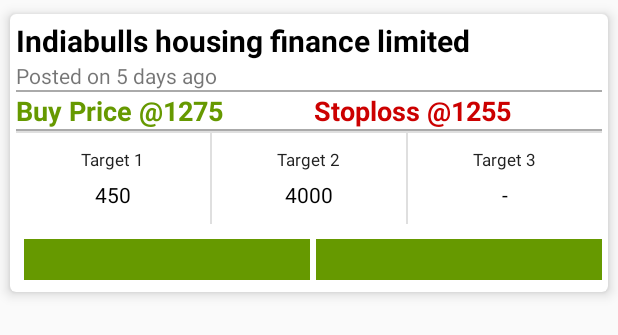
After one commit to pratik822/MarketWatch, an Android app: the layout item_lists.xml on its own in the app's theme, with its tools: preview values and no code run, on a phone screen of 412 x 824 dp. The commit adds this screen. Shown: the top 335 px of the screen. Run offline under Robolectric (Android 15) with nearby library versions, the phone set to English and light mode, and no system bars.

Commit message:
layout changes and adapter added

```diff
--- a/app/src/main/java/marketwatch/com/app/marketwatch/Adapter.java
+++ b/app/src/main/java/marketwatch/com/app/marketwatch/Adapter.java
@@ -1,10 +1,12 @@
 package marketwatch.com.app.marketwatch;
 
 import android.content.Context;
+import android.support.v4.content.ContextCompat;
 import android.support.v7.widget.RecyclerView;
 import android.view.LayoutInflater;
 import android.view.View;
 import android.view.ViewGroup;
+import android.widget.TextView;
 
 import java.util.List;
 
@@ -14,36 +16,87 @@ import java.util.List;
 
 public class Adapter extends RecyclerView.Adapter<Adapter.Viewholder> {
     Context myctx;
-    List<NewsData>mydata;
+    List<NewsData> mydata;
 
-    public Adapter(Context ctx, List<NewsData>data){
-        this.myctx=ctx;
-        this.mydata=data;
+    public Adapter(Context ctx, List<NewsData> data) {
+        this.myctx = ctx;
+        this.mydata = data;
     }
 
     @Override
     public Viewholder onCreateViewHolder(ViewGroup parent, int viewType) {
-        View view= LayoutInflater.from(parent.getContext()).inflate(R.layout.item_list,null);
+        View view = LayoutInflater.from(parent.getContext()).inflate(R.layout.item_lists, null);
         return new Viewholder(view);
     }
 
     @Override
     public void onBindViewHolder(Viewholder holder, int position) {
 
+
+            holder.tv_stockname.setText(mydata.get(position).getStorename());
+            holder.tv_posteddate.setText(mydata.get(position).getCreate_date());
+            holder.tv_buyprice.setText("BUY @" + mydata.get(position).getBuyprice());
+            if (mydata.get(position).getStoploss().isEmpty()) {
+                holder.tv_stoploss.setText("STOPLOSS " + "-");
+            } else {
+                holder.tv_stoploss.setText("STOPLOSS " + mydata.get(position).getStoploss());
+            }
+
+            if(mydata.get(position).getTarget1().isEmpty()){
+                holder.tv_target_one.setText("-");
+            }else{
+                holder.tv_target_one.setText("@" + mydata.get(position).getTarget1());
+            }
+
+        if(mydata.get(position).getTarget2().isEmpty()){
+            holder.tv_target_two.setText("-");
+        }else{
+            holder.tv_target_two.setText("@" + mydata.get(position).getTarget2());
+        }
+
+        if(mydata.get(position).getTarget3().isEmpty()){
+            holder.tv_target_three.setText("-");
+        }else{
+            holder.tv_target_three.setText("@" + mydata.get(position).getTarget3());
+        }
+
+
+            if (mydata.get(position).getType().equalsIgnoreCase("buy")) {
+                holder.tv_type.setText("BUY CALL");
+            }
+            holder.tv_duration.setText(mydata.get(position).getDuration());
+            if (mydata.get(position).getDuration().contains("Hit")) {
+                holder.tv_duration.setBackgroundColor(ContextCompat.getColor(myctx, android.R.color.holo_red_dark));
+            } else {
+                holder.tv_duration.setBackgroundColor(ContextCompat.getColor(myctx, android.R.color.holo_green_dark));
+            }
+
+
+
     }
 
     @Override
     public int getItemCount() {
-        return 8;
+        return mydata.size();
     }
 
-    class  Viewholder extends RecyclerView.ViewHolder{
+    class Viewholder extends RecyclerView.ViewHolder {
+        TextView tv_stockname, tv_posteddate, tv_buyprice, tv_stoploss, tv_target_one, tv_target_two, tv_target_three, tv_type, tv_duration;
 
         public Viewholder(View itemView) {
             super(itemView);
+            tv_stockname = (TextView) itemView.findViewById(R.id.tv_stockname);
+            tv_posteddate = (TextView) itemView.findViewById(R.id.tv_posteddate);
+            tv_buyprice = (TextView) itemView.findViewById(R.id.tv_buyprice);
+            tv_stoploss = (TextView) itemView.findViewById(R.id.tv_stoploss);
+            tv_target_one = (TextView) itemView.findViewById(R.id.tv_target_one);
+            tv_target_two = (TextView) itemView.findViewById(R.id.tv_target_two);
+            tv_target_three = (TextView) itemView.findViewById(R.id.tv_target_three);
+            tv_type = (TextView) itemView.findViewById(R.id.tv_call);
+            tv_duration = (TextView) itemView.findViewById(R.id.tv_status);
+
         }
     }
 
 
-
 }
--- a/app/src/main/java/marketwatch/com/app/marketwatch/MainActivity.java
+++ b/app/src/main/java/marketwatch/com/app/marketwatch/MainActivity.java
@@ -2,6 +2,7 @@ package marketwatch.com.app.marketwatch;
 
 import android.support.v7.app.AppCompatActivity;
 import android.os.Bundle;
+import android.support.v7.widget.DefaultItemAnimator;
 import android.support.v7.widget.LinearLayoutManager;
 import android.support.v7.widget.RecyclerView;
 import android.util.Log;
@@ -18,6 +19,7 @@ import retrofit.Retrofit;
 public class MainActivity extends AppCompatActivity {
     private RecyclerView recycleview;
     List<NewsData>datalist=new ArrayList<>();
+    List<NewsData>finaldatalist=new ArrayList<>();
     LinearLayoutManager mLayoutManager;
 
     @Override
@@ -25,11 +27,10 @@ public class MainActivity extends AppCompatActivity {
         super.onCreate(savedInstanceState);
         setContentView(R.layout.activity_main);
         recycleview=(RecyclerView)findViewById(R.id.recycleview);
-        recycleview.setHasFixedSize(true);
         mLayoutManager = new LinearLayoutManager(this);
         recycleview.setLayoutManager(mLayoutManager);
-        Adapter adapter=new Adapter(MainActivity.this,datalist);
-        recycleview.setAdapter(adapter);
+        recycleview.setItemAnimator(new DefaultItemAnimator());
+
        RetrofitService service=RetrofitClient.getApiService();
 
 
@@ -37,11 +38,23 @@ public class MainActivity extends AppCompatActivity {
             @Override
             public void onResponse(Response<List<NewsData>> response, Retrofit retrofit) {
                 Log.d("responce",new Gson().toJson(response));
+                 datalist=response.body();
+
+                 for (int i=0;i<datalist.size();i++){
+                     if(!datalist.get(i).getBuyprice().equalsIgnoreCase("info")&& !datalist.get(i).getTarget1().equalsIgnoreCase("info")){
+                         finaldatalist.add(datalist.get(i));
+                     }
+                 }
+
+                if(finaldatalist.size()>0){
+                    Adapter adapter=new Adapter(MainActivity.this,finaldatalist);
+                    recycleview.setAdapter(adapter);
+                }
             }
 
             @Override
             public void onFailure(Throwable t) {
-
+                t.printStackTrace();
             }
         });
     }
--- a/app/src/main/res/layout/activity_main.xml
+++ b/app/src/main/res/layout/activity_main.xml
@@ -3,9 +3,9 @@
     xmlns:app="http://schemas.android.com/apk/res-auto"
     xmlns:tools="http://schemas.android.com/tools"
     android:layout_width="match_parent"
-    android:background="#bdbdbd"
     android:layout_height="match_parent"
     tools:context="marketwatch.com.app.marketwatch.MainActivity">
+
 
     <android.support.v7.widget.RecyclerView
         android:id="@+id/recycleview"
--- a/app/src/main/res/layout/item_list.xml
+++ b/app/src/main/res/layout/item_list.xml
@@ -45,7 +45,7 @@
             app:layout_constraintTop_toBottomOf="@+id/textView19" />
 
         <TextView
-            android:id="@+id/textView3"
+            android:id="@+id/tv_buyprice"
             android:layout_width="wrap_content"
             android:layout_height="20dp"
             android:layout_marginStart="24dp"
@@ -54,12 +54,12 @@
             android:textColor="@android:color/holo_green_dark"
             android:textSize="18sp"
             android:textStyle="bold"
-            app:layout_constraintBottom_toBottomOf="@+id/textView4"
+            app:layout_constraintBottom_toBottomOf="@+id/tv_stoploss"
             app:layout_constraintStart_toStartOf="parent"
             app:layout_constraintTop_toTopOf="@+id/textView2" />
 
         <TextView
-            android:id="@+id/textView4"
+            android:id="@+id/tv_stoploss"
             android:layout_width="wrap_content"
             android:layout_height="wrap_content"
             android:layout_marginTop="8dp"
@@ -69,7 +69,7 @@
             android:textStyle="bold"
             app:layout_constraintEnd_toEndOf="parent"
             app:layout_constraintHorizontal_bias="0.736"
-            app:layout_constraintStart_toEndOf="@+id/textView3"
+            app:layout_constraintStart_toEndOf="@+id/tv_buyprice"
             app:layout_constraintTop_toBottomOf="@+id/textView2" />
 
         <TextView
@@ -83,7 +83,7 @@
             android:textSize="1sp"
             app:layout_constraintEnd_toEndOf="parent"
             app:layout_constraintStart_toStartOf="parent"
-            app:layout_constraintTop_toBottomOf="@+id/textView3" />
+            app:layout_constraintTop_toBottomOf="@+id/tv_buyprice" />
 
         <TextView
             android:id="@+id/textView6"
@@ -93,7 +93,7 @@
             android:layout_marginTop="12dp"
             android:text="Target1"
             android:textStyle="bold"
-            app:layout_constraintBottom_toTopOf="@+id/textView13"
+            app:layout_constraintBottom_toTopOf="@+id/tv_target_two"
             app:layout_constraintEnd_toStartOf="@+id/textView7"
             app:layout_constraintHorizontal_bias="0.5"
             app:layout_constraintStart_toStartOf="parent"
@@ -123,7 +123,7 @@
             app:layout_constraintTop_toTopOf="@+id/textView7" />
 
         <TextView
-            android:id="@+id/textView12"
+            android:id="@+id/tv_target_one"
             android:layout_width="wrap_content"
             android:layout_height="wrap_content"
             android:layout_marginBottom="8dp"
@@ -136,7 +136,7 @@
             app:layout_constraintTop_toBottomOf="@+id/textView6" />
 
         <TextView
-            android:id="@+id/textView13"
+            android:id="@+id/tv_target_two"
             android:layout_width="wrap_content"
             android:layout_height="wrap_content"
             android:layout_marginBottom="8dp"
@@ -149,7 +149,7 @@
             app:layout_constraintTop_toBottomOf="@+id/textView7" />
 
         <TextView
-            android:id="@+id/textView14"
+            android:id="@+id/tv_target_three"
             android:layout_width="wrap_content"
             android:layout_height="wrap_content"
             android:layout_marginTop="8dp"
@@ -172,10 +172,10 @@
             app:layout_constraintEnd_toEndOf="parent"
             app:layout_constraintHorizontal_bias="0.0"
             app:layout_constraintStart_toStartOf="parent"
-            app:layout_constraintTop_toBottomOf="@+id/textView14" />
+            app:layout_constraintTop_toBottomOf="@+id/tv_target_three" />
 
         <TextView
-            android:id="@+id/textView16"
+            android:id="@+id/tv_type"
             android:layout_width="67dp"
             android:layout_height="27dp"
             android:layout_marginBottom="8dp"
@@ -188,14 +188,14 @@
             android:text="Buy Call"
             android:textColor="@android:color/white"
             app:layout_constraintBottom_toBottomOf="parent"
-            app:layout_constraintEnd_toStartOf="@+id/textView18"
+            app:layout_constraintEnd_toStartOf="@+id/tv_duration"
             app:layout_constraintHorizontal_bias="0.145"
             app:layout_constraintStart_toStartOf="parent"
             app:layout_constraintTop_toBottomOf="@+id/textView15"
             app:layout_constraintVertical_bias="0.038" />
 
         <TextView
-            android:id="@+id/textView18"
+            android:id="@+id/tv_duration"
             android:layout_width="97dp"
             android:layout_height="27dp"
             android:layout_marginBottom="16dp"
@@ -236,7 +236,7 @@
             android:textSize="0.5sp"
             app:layout_constraintEnd_toEndOf="parent"
             app:layout_constraintStart_toStartOf="parent"
-            app:layout_constraintTop_toBottomOf="@+id/textView16" />
+            app:layout_constraintTop_toBottomOf="@+id/tv_type" />
 
     </android.support.constraint.ConstraintLayout>
 
--- /dev/null
+++ b/app/src/main/res/layout/item_lists.xml
@@ -0,0 +1,222 @@
+<?xml version="1.0" encoding="utf-8"?>
+<android.support.v7.widget.CardView xmlns:android="http://schemas.android.com/apk/res/android"
+    xmlns:card_view="http://schemas.android.com/apk/res-auto"
+    android:id="@+id/card_view"
+    android:layout_width="match_parent"
+    android:layout_height="wrap_content"
+    card_view:cardCornerRadius="4dp"
+    card_view:cardElevation="5dp"
+    card_view:cardUseCompatPadding="true">
+
+    <LinearLayout
+        android:layout_width="match_parent"
+        android:layout_height="wrap_content"
+        android:layout_margin="4dp"
+        android:orientation="vertical">
+
+        <TextView
+            android:id="@+id/tv_stockname"
+            android:layout_width="match_parent"
+            android:layout_height="wrap_content"
+            android:textColor="@android:color/black"
+            android:textSize="20sp"
+            android:textStyle="bold"
+            android:text="Indiabulls housing finance limited" />
+
+        <LinearLayout
+            android:layout_width="match_parent"
+            android:layout_height="wrap_content"
+            android:orientation="vertical">
+
+            <TextView
+                android:id="@+id/tv_posteddate"
+                android:layout_width="match_parent"
+                android:layout_height="wrap_content"
+                android:layout_weight="1"
+                android:text="Posted on 5 days ago" />
+
+            <TextView
+                android:layout_width="match_parent"
+                android:background="@android:color/darker_gray"
+                android:layout_height="1sp"
+                android:layout_weight="1"
+                />
+
+        </LinearLayout>
+
+        <LinearLayout
+            android:layout_width="match_parent"
+            android:layout_height="wrap_content"
+            android:orientation="horizontal">
+
+            <TextView
+                android:id="@+id/tv_buyprice"
+                android:layout_width="wrap_content"
+                android:layout_height="wrap_content"
+                android:layout_weight="1"
+                android:textColor="@android:color/holo_green_dark"
+                android:textSize="18sp"
+                android:textStyle="bold"
+                android:text="Buy Price @1275" />
+
+            <TextView
+                android:id="@+id/tv_stoploss"
+                android:layout_width="wrap_content"
+                android:layout_height="wrap_content"
+                android:layout_weight="1"
+                android:textColor="@android:color/holo_red_dark"
+                android:textSize="18sp"
+                android:textStyle="bold"
+                android:text="Stoploss @1255" />
+        </LinearLayout>
+
+        <TextView
+            android:id="@+id/tv_duration"
+            android:layout_width="match_parent"
+            android:background="@android:color/darker_gray"
+            android:layout_height="1sp"
+            />
+
+        <View
+            android:layout_width="fill_parent"
+            android:layout_height="1.0dip"
+            android:background="#33616161" />
+
+        <LinearLayout
+            android:layout_width="fill_parent"
+            android:layout_height="wrap_content"
+            android:orientation="horizontal"
+            android:weightSum="3.0">
+
+            <LinearLayout
+                android:layout_width="0.0dip"
+                android:layout_height="wrap_content"
+                android:layout_marginBottom="10.0dip"
+                android:layout_marginTop="10.0dip"
+                android:layout_weight="1.0"
+                android:gravity="center"
+                android:orientation="vertical">
+
+                <TextView
+
+                    android:layout_width="wrap_content"
+                    android:layout_height="wrap_content"
+                    android:layout_weight="1.0"
+                    android:text="Target 1"
+                    android:textColor="#ff212121"
+                    android:textSize="11.0dip" />
+
+                <TextView
+                    android:id="@+id/tv_target_one"
+                    android:layout_width="wrap_content"
+                    android:layout_height="wrap_content"
+                    android:layout_marginTop="6.0dip"
+                    android:layout_weight="1.0"
+                    android:text="450"
+                    android:textColor="#ff000000"
+                    android:textSize="14.0dip" />
+            </LinearLayout>
+
+            <View
+                android:layout_width="1.0dip"
+                android:layout_height="fill_parent"
+                android:background="#33616161" />
+
+            <LinearLayout
+                android:layout_width="0.0dip"
+                android:layout_height="wrap_content"
+                android:layout_marginBottom="10.0dip"
+                android:layout_marginTop="10.0dip"
+                android:layout_weight="1.0"
+                android:gravity="center"
+                android:orientation="vertical">
+
+                <TextView
+                    android:layout_width="wrap_content"
+                    android:layout_height="wrap_content"
+                    android:layout_weight="1.0"
+                    android:text="Target 2"
+                    android:textColor="#ff212121"
+                    android:textSize="11.0dip" />
+
+                <TextView
+                    android:id="@+id/tv_target_two"
+                    android:layout_width="wrap_content"
+                    android:layout_height="wrap_content"
+                    android:layout_marginTop="6.0dip"
+                    android:layout_weight="1.0"
+                    android:text="4000"
+                    android:textColor="#ff000000"
+                    android:textSize="14.0dip" />
+            </LinearLayout>
+
+            <View
+                android:layout_width="1.0dip"
+                android:layout_height="fill_parent"
+                android:background="#33616161" />
+
+            <LinearLayout
+                android:layout_width="0.0dip"
+                android:layout_height="wrap_content"
+                android:layout_marginBottom="10.0dip"
+                android:layout_marginTop="10.0dip"
+                android:layout_weight="1.0"
+                android:gravity="center"
+                android:orientation="vertical">
+
+                <TextView
+                    android:layout_width="wrap_content"
+                    android:layout_height="wrap_content"
+                    android:layout_weight="1.0"
+                    android:text="Target 3"
+                    android:textColor="#ff212121"
+                    android:textSize="11.0dip" />
+
+                <TextView
+                    android:id="@+id/tv_target_three"
+                    android:layout_width="wrap_content"
+                    android:layout_height="wrap_content"
+                    android:layout_marginTop="6.0dip"
+                    android:layout_weight="1.0"
+                    android:text="-"
+                    android:textColor="#ff000000"
+                    android:textSize="14.0dip" />
+            </LinearLayout>
+        </LinearLayout>
+
+        <LinearLayout
+            android:weightSum="2"
+            android:layout_width="match_parent"
+            android:layout_height="wrap_content"
+            android:orientation="horizontal">
+
+            <TextView
+                android:id="@+id/tv_call"
+                android:layout_width="0dp"
+                android:layout_weight="1"
+                android:layout_height="27dp"
+                android:layout_marginTop="10dp"
+                android:layout_marginLeft="5dp"
+                android:layout_marginRight="4dp"
+                android:layout_marginBottom="4dp"
+                android:background="@android:color/holo_green_dark"
+                android:gravity="center"
+                android:padding="4dp"
+                android:textColor="@android:color/white" />
+
+            <TextView
+                android:id="@+id/tv_status"
+                android:layout_width="0dp"
+                android:layout_weight="1"
+                android:layout_height="27dp"
+                android:layout_marginTop="10dp"
+                android:layout_marginBottom="4dp"
+                android:background="@android:color/holo_green_dark"
+                android:gravity="center"
+                android:padding="4dp"
+                android:textColor="@android:color/white" />
+
+        </LinearLayout>
+
+    </LinearLayout>
+</android.support.v7.widget.CardView>
```
